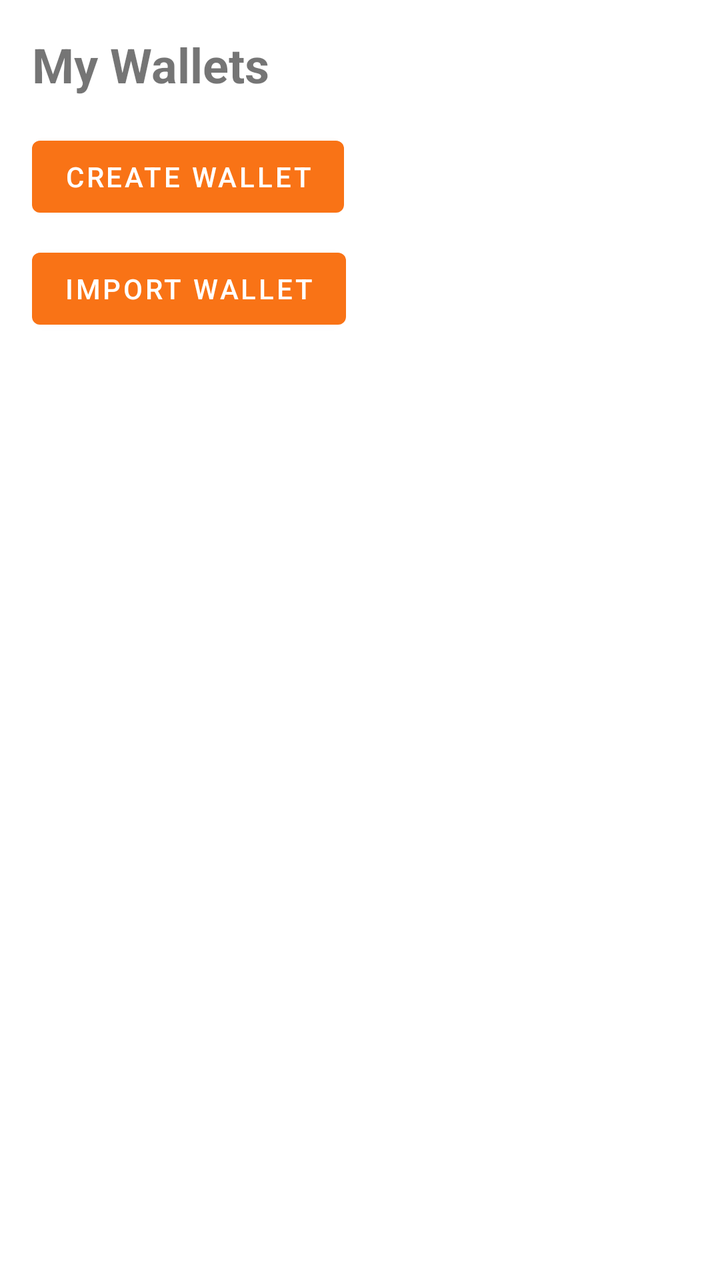
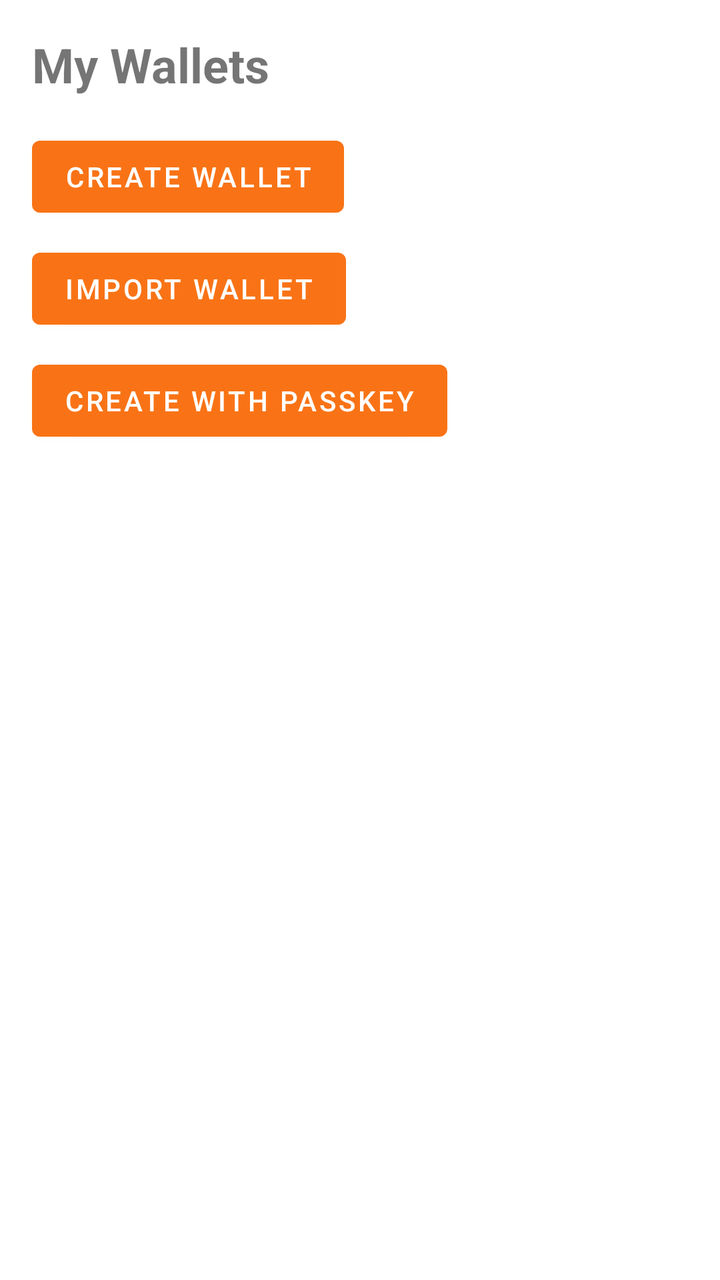

Two renders of the same Android screen: before a commit and after it. Below are the layout's source before the change and the commit's diff.
<!-- AndroidManifest.xml: application theme Theme.UserWallet -->
<!-- res/layout/fragment_wallets.xml -->
<?xml version="1.0" encoding="utf-8"?>
<LinearLayout xmlns:android="http://schemas.android.com/apk/res/android"
    android:layout_width="match_parent"
    android:layout_height="match_parent"
    android:orientation="vertical"
    android:padding="16dp">

    <TextView
        android:layout_width="wrap_content"
        android:layout_height="wrap_content"
        android:text="My Wallets"
        android:textSize="24sp"
        android:textStyle="bold" />

    <Button
        android:id="@+id/addWalletButton"
        android:layout_width="wrap_content"
        android:layout_height="wrap_content"
        android:layout_marginTop="16dp"
        android:text="Create Wallet" />

    <Button
        android:id="@+id/importWalletButton"
        android:layout_width="wrap_content"
        android:layout_height="wrap_content"
        android:layout_marginTop="8dp"
        android:text="Import Wallet" />

    <androidx.recyclerview.widget.RecyclerView
        android:id="@+id/walletsRecyclerView"
        android:layout_width="match_parent"
        android:layout_height="wrap_content"
        android:layout_marginTop="16dp" />

</LinearLayout>
<!-- resources referenced by this layout -->
<resources>
  <style name="Theme.UserWallet" parent="Theme.MaterialComponents.DayNight.NoActionBar">
          <item name="colorPrimary">#F97316</item>
          <item name="colorPrimaryVariant">#EA580C</item>
          <item name="colorOnPrimary">#FFFFFF</item>
          <item name="colorSecondary">#FB923C</item>
      </style>
</resources>

<!-- the commit's change to res/layout/fragment_wallets.xml (unified diff, before → after) -->
@@ -26,6 +26,13 @@
         android:layout_marginTop="8dp"
         android:text="Import Wallet" />
 
+    <Button
+        android:id="@+id/passkeyCreateWalletButton"
+        android:layout_width="wrap_content"
+        android:layout_height="wrap_content"
+        android:layout_marginTop="8dp"
+        android:text="Create with Passkey" />
+
     <androidx.recyclerview.widget.RecyclerView
         android:id="@+id/walletsRecyclerView"
         android:layout_width="match_parent"
